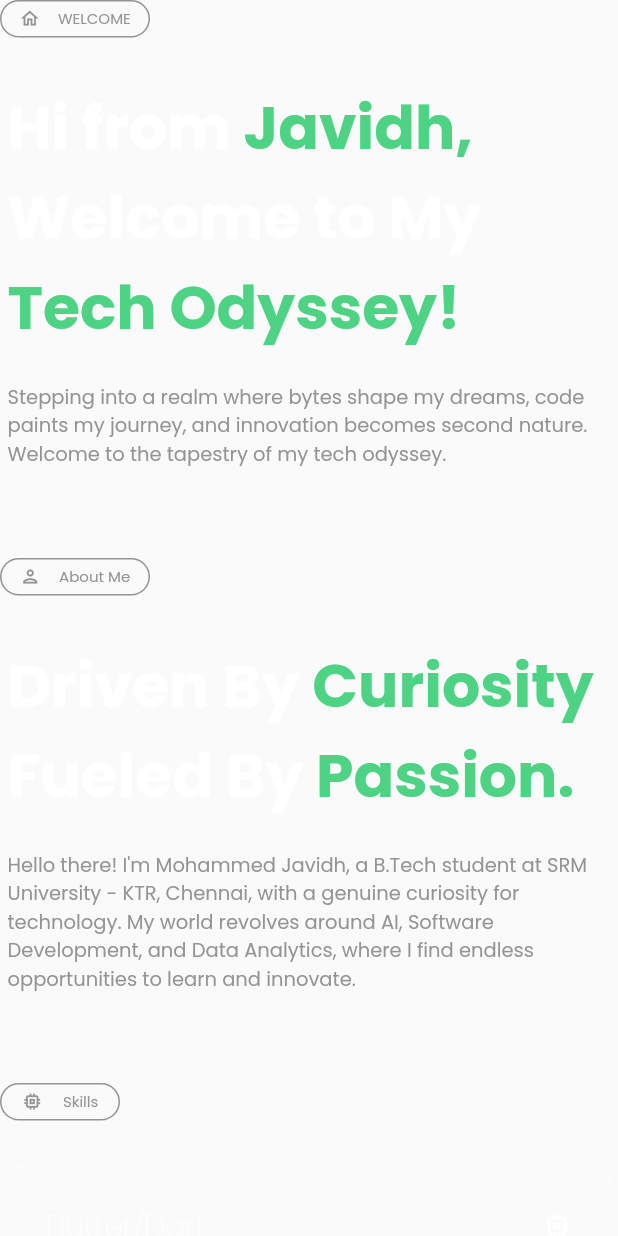
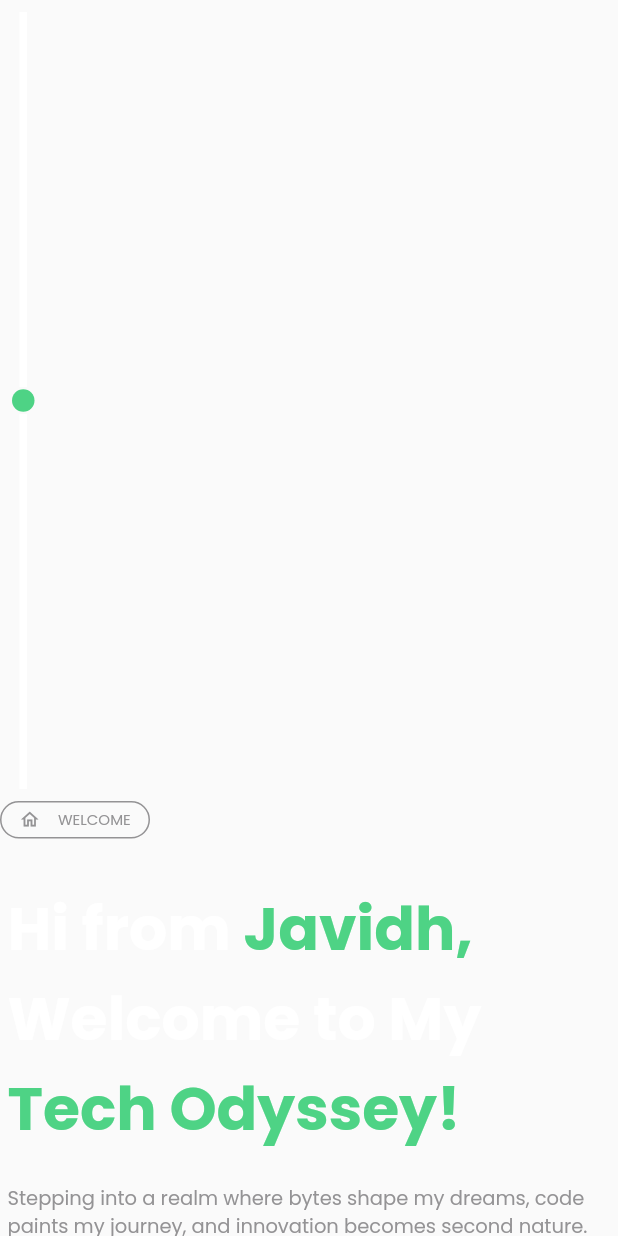
Before and after one commit to javidh0/Portfolio, a Flutter app: the TheContent widget shown alone on an empty page, opened directly, on a phone screen of 412 x 824 dp. Run offline on Flutter 3.47's test engine with Material 2 defaults, Android fonts, the light colour scheme and no system bars; our stand-ins replace font_awesome_flutter, google_fonts; missing offline and left inert: hovering.

Commit message:
Update main.dart

```diff
--- a/lib/main.dart
+++ b/lib/main.dart
@@ -1,3 +1,5 @@
+// ignore_for_file: prefer_const_constructors
+
 import 'package:flutter/material.dart';
 import 'package:portfolio/widgets.dart';
 import 'const.dart';
@@ -83,6 +85,7 @@ class TheContent extends StatelessWidget {
         behavior: ScrollConfiguration.of(context).copyWith(scrollbars: false),
         child: ListView(
           children: const [
+            ExperienceWidget(),
             TitleScrollController(
               icon: home,
               title: "WELCOME",
@@ -114,8 +117,67 @@ class TheContent extends StatelessWidget {
             kSkillAiMl,
             kSkillDataAnalytics,
             kSkillFSD,
+            Padding(
+              padding: EdgeInsets.only(top: 60),
+              child: TitleScrollController(
+                  icon: journey, title: "My Journey", width: 100),
+            ),
           ],
         ),
+      ),
+    );
+  }
+}
+
+class ExperienceWidget extends StatelessWidget {
+  const ExperienceWidget({
+    super.key,
+  });
+
+  @override
+  Widget build(BuildContext context) {
+    return Padding(
+      padding: const EdgeInsets.all(8.0),
+      child: Row(
+        children: [
+          Column(
+            mainAxisAlignment: MainAxisAlignment.start,
+            crossAxisAlignment: CrossAxisAlignment.start,
+            children: [
+              Container(
+                padding: EdgeInsets.zero,
+                height: 250,
+                alignment: Alignment.topLeft,
+                color: Colors.transparent,
+                child: VerticalDivider(
+                  width: 15,
+                  thickness: 5,
+                  color: kColorPrimary,
+                ),
+              ),
+              Container(
+                padding: EdgeInsets.zero,
+                width: 15,
+                height: 18,
+                decoration: BoxDecoration(
+                  color: kColorSecondary,
+                  shape: BoxShape.circle,
+                ),
+              ),
+              Container(
+                padding: EdgeInsets.zero,
+                height: 250,
+                alignment: Alignment.topLeft,
+                color: Colors.transparent,
+                child: VerticalDivider(
+                  width: 15,
+                  thickness: 5,
+                  color: kColorPrimary,
+                ),
+              ),
+            ],
+          ),
+        ],
       ),
     );
   }
```
